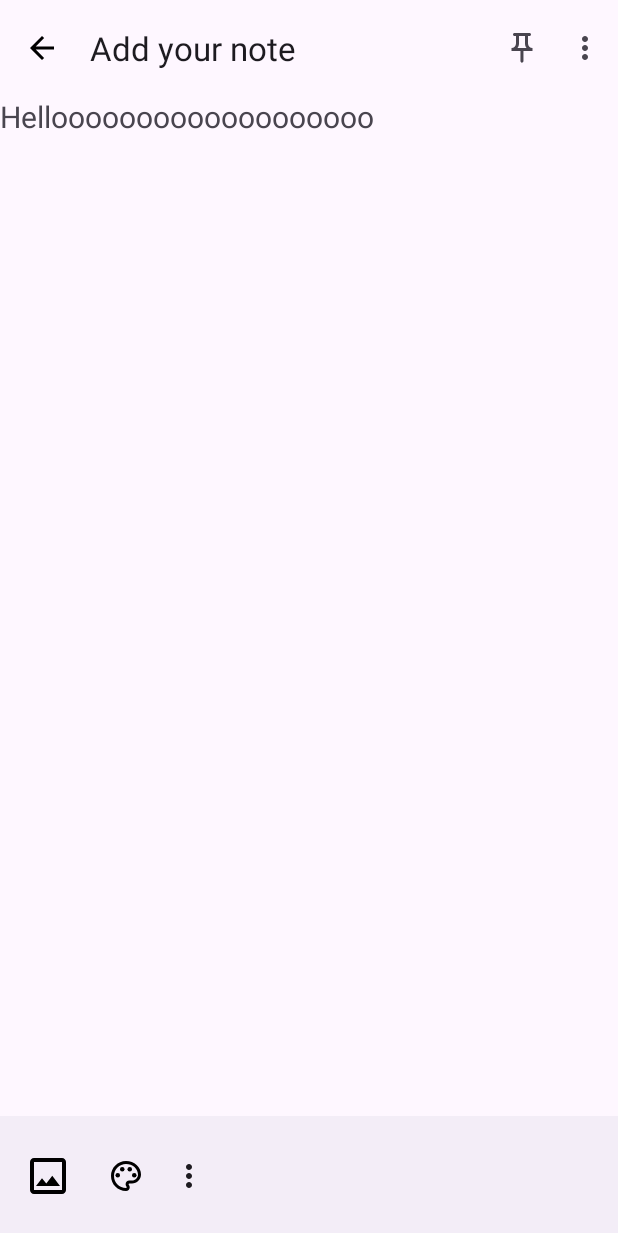
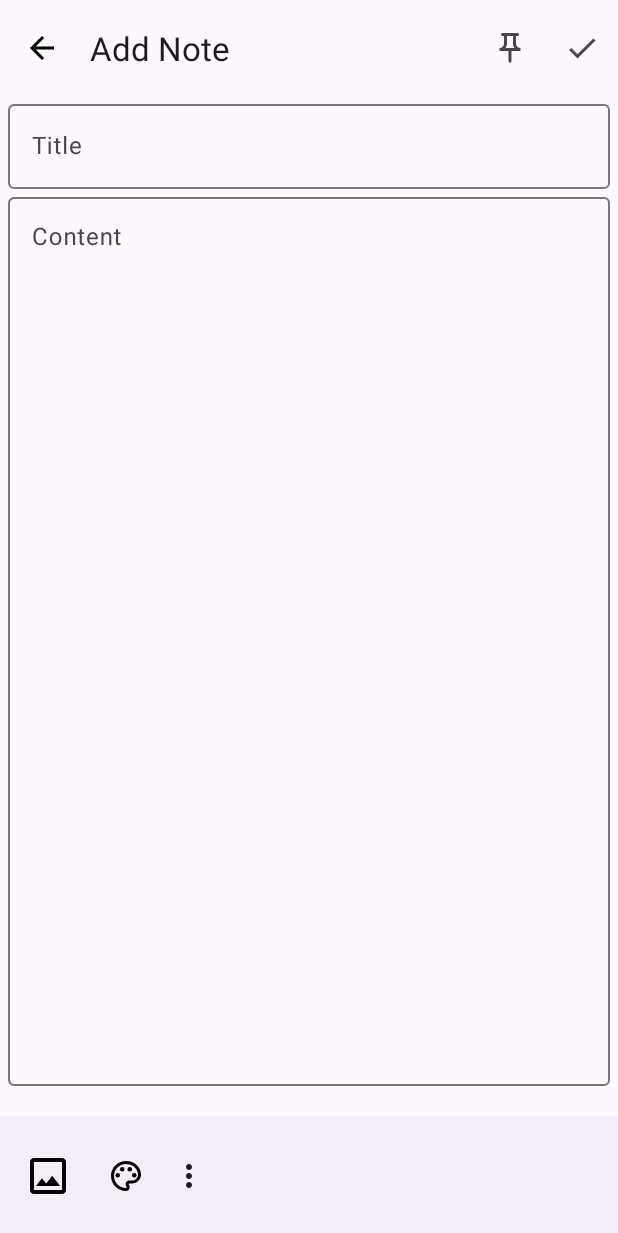
Before and after one commit to HienDao14/NoteApp, an Android app: the screen it shows after launch (MainActivity), after a tap on an icon or button, on a phone screen of 412 x 824 dp. Shown: the top 1233 px of the screen. Run offline under Robolectric (Android 15) with nearby library versions, the phone set to English and light mode, and no system bars; our stand-ins replace Room's generated code.

Commit message:
Add and update note feature

```diff
--- a/app/src/main/AndroidManifest.xml
+++ b/app/src/main/AndroidManifest.xml
@@ -3,6 +3,7 @@
     xmlns:tools="http://schemas.android.com/tools">
 
     <application
+        android:name=".database.NoteApplication"
         android:allowBackup="true"
         android:dataExtractionRules="@xml/data_extraction_rules"
         android:fullBackupContent="@xml/backup_rules"
--- /dev/null
+++ b/app/src/main/java/com/example/notesapp/dao/NoteDao.kt
@@ -0,0 +1,26 @@
+package com.example.notesapp.dao
+
+import androidx.room.Dao
+import androidx.room.Delete
+import androidx.room.Query
+import androidx.room.Upsert
+import com.example.notesapp.entities.Note
+import kotlinx.coroutines.flow.Flow
+
+@Dao
+interface NoteDao {
+
+    @Query("SELECT * FROM notes")
+    fun getAllNotes() : Flow<List<Note>>
+
+    @Query("SELECT * FROM notes WHERE id=:id")
+    fun getNoteById(id: Int): Flow<Note>
+    @Upsert
+    suspend fun upsertNote(note: Note)
+
+    @Delete
+    suspend fun deleteNote(note: Note)
+
+    @Query("DELETE FROM notes  WHERE id = :id")
+    suspend fun deleteNoteById(id: Int)
+}
--- /dev/null
+++ b/app/src/main/java/com/example/notesapp/database/NoteApplication.kt
@@ -0,0 +1,9 @@
+package com.example.notesapp.database
+
+import android.app.Application
+
+class NoteApplication: Application() {
+    val databse : NoteDatabase by lazy {
+        NoteDatabase.getDatabase(this)
+    }
+}
--- /dev/null
+++ b/app/src/main/java/com/example/notesapp/database/NoteDatabase.kt
@@ -0,0 +1,31 @@
+package com.example.notesapp.database
+
+import android.content.Context
+import androidx.room.Database
+import androidx.room.Room
+import androidx.room.RoomDatabase
+import com.example.notesapp.dao.NoteDao
+import com.example.notesapp.entities.Note
+
+@Database(entities = [Note::class], version = 3)
+abstract class NoteDatabase: RoomDatabase() {
+    abstract fun noteDao(): NoteDao
+
+    companion object{
+        @Volatile
+        private var INSTANCE: NoteDatabase ?= null
+        fun getDatabase(context: Context): NoteDatabase{
+            return INSTANCE ?: synchronized(this){
+                val instance = Room.databaseBuilder(
+                    context.applicationContext,
+                    NoteDatabase::class.java,
+                    "note_database"
+                )
+                    .fallbackToDestructiveMigration()
+                    .build()
+                INSTANCE = instance
+                return instance
+            }
+        }
+    }
+}
--- a/app/src/main/java/com/example/notesapp/ui/fragment/HomeFragment.kt
+++ b/app/src/main/java/com/example/notesapp/ui/fragment/HomeFragment.kt
@@ -5,33 +5,25 @@ import androidx.fragment.app.Fragment
 import android.view.LayoutInflater
 import android.view.View
 import android.view.ViewGroup
+import androidx.fragment.app.activityViewModels
 import androidx.navigation.fragment.findNavController
+import androidx.recyclerview.widget.GridLayoutManager
+import androidx.recyclerview.widget.LinearLayoutManager
+import androidx.recyclerview.widget.StaggeredGridLayoutManager
 import com.example.notesapp.R
+import com.example.notesapp.adapter.NoteAdapter
+import com.example.notesapp.database.NoteApplication
 import com.example.notesapp.databinding.FragmentHomeBinding
+import com.example.notesapp.viewModel.NoteViewModel
+import com.example.notesapp.viewModel.NoteViewModelFactory
 
-// TODO: Rename parameter arguments, choose names that match
-// the fragment initialization parameters, e.g. ARG_ITEM_NUMBER
-private const val ARG_PARAM1 = "param1"
-private const val ARG_PARAM2 = "param2"
 
-/**
- * A simple [Fragment] subclass.
- * Use the [HomeFragment.newInstance] factory method to
- * create an instance of this fragment.
- */
 class HomeFragment : Fragment() {
     private lateinit var binding: FragmentHomeBinding
-
-    // TODO: Rename and change types of parameters
-    private var param1: String? = null
-    private var param2: String? = null
-
-    override fun onCreate(savedInstanceState: Bundle?) {
-        super.onCreate(savedInstanceState)
-        arguments?.let {
-            param1 = it.getString(ARG_PARAM1)
-            param2 = it.getString(ARG_PARAM2)
-        }
+    private val viewModel: NoteViewModel by activityViewModels {
+        NoteViewModelFactory(
+            (activity?.application as NoteApplication).databse.noteDao()
+        )
     }
 
     override fun onCreateView(
@@ -46,27 +38,19 @@ class HomeFragment : Fragment() {
     override fun onViewCreated(view: View, savedInstanceState: Bundle?) {
         super.onViewCreated(view, savedInstanceState)
         binding.fab.setOnClickListener {
-            findNavController().navigate(R.id.action_homeFragment_to_noteFragment)
+            val action = HomeFragmentDirections.actionHomeFragmentToNoteFragment(-1, "Add Note")
+            findNavController().navigate(action)
+        }
+        val adapter = NoteAdapter{
+            val action = HomeFragmentDirections.actionHomeFragmentToNoteFragment(it.id, "Update Note")
+            findNavController().navigate(action)
+        }
+
+        binding.rvNotes.adapter = adapter
+        viewModel.allNotes.observe(viewLifecycleOwner){notes ->
+            notes.let {
+                adapter.submitList(it)
+            }
         }
     }
-
-    companion object {
-        /**
-         * Use this factory method to create a new instance of
-         * this fragment using the provided parameters.
-         *
-         * @param param1 Parameter 1.
-         * @param param2 Parameter 2.
-         * @return A new instance of fragment HomeFragment.
-         */
-        // TODO: Rename and change types and number of parameters
-        @JvmStatic
-        fun newInstance(param1: String, param2: String) =
-            HomeFragment().apply {
-                arguments = Bundle().apply {
-                    putString(ARG_PARAM1, param1)
-                    putString(ARG_PARAM2, param2)
-                }
-            }
-    }
 }
--- a/app/src/main/java/com/example/notesapp/ui/fragment/NoteFragment.kt
+++ b/app/src/main/java/com/example/notesapp/ui/fragment/NoteFragment.kt
@@ -5,56 +5,148 @@ import androidx.fragment.app.Fragment
 import android.view.LayoutInflater
 import android.view.View
 import android.view.ViewGroup
+import android.widget.TextView
+import androidx.fragment.app.activityViewModels
+import androidx.navigation.fragment.findNavController
 import com.example.notesapp.R
+import androidx.navigation.fragment.navArgs
+import com.example.notesapp.database.NoteApplication
+import com.example.notesapp.databinding.FragmentNoteBinding
+import com.example.notesapp.entities.Note
+import com.example.notesapp.viewModel.NoteViewModel
+import com.example.notesapp.viewModel.NoteViewModelFactory
+import com.google.android.material.dialog.MaterialAlertDialogBuilder
+import com.google.android.material.snackbar.Snackbar
 
-// TODO: Rename parameter arguments, choose names that match
-// the fragment initialization parameters, e.g. ARG_ITEM_NUMBER
-private const val ARG_PARAM1 = "param1"
-private const val ARG_PARAM2 = "param2"
 
-/**
- * A simple [Fragment] subclass.
- * Use the [NoteFragment.newInstance] factory method to
- * create an instance of this fragment.
- */
 class NoteFragment : Fragment() {
-    // TODO: Rename and change types of parameters
-    private var param1: String? = null
-    private var param2: String? = null
-
-    override fun onCreate(savedInstanceState: Bundle?) {
-        super.onCreate(savedInstanceState)
-        arguments?.let {
-            param1 = it.getString(ARG_PARAM1)
-            param2 = it.getString(ARG_PARAM2)
-        }
+    private lateinit var binding: FragmentNoteBinding
+    private val navArgs: NoteFragmentArgs by navArgs()
+    private var title : String = ""
+    lateinit var note: Note
+    private val viewModel: NoteViewModel by activityViewModels {
+        NoteViewModelFactory(
+            (activity?.application as NoteApplication).databse.noteDao()
+        )
     }
-
     override fun onCreateView(
         inflater: LayoutInflater, container: ViewGroup?,
         savedInstanceState: Bundle?
     ): View? {
         // Inflate the layout for this fragment
-        return inflater.inflate(R.layout.fragment_note, container, false)
+        binding = FragmentNoteBinding.inflate(inflater, container, false)
+        topBarMenuItemClick()
+        bottomBarMenuItemClick()
+        return binding.root
     }
 
-    companion object {
-        /**
-         * Use this factory method to create a new instance of
-         * this fragment using the provided parameters.
-         *
-         * @param param1 Parameter 1.
-         * @param param2 Parameter 2.
-         * @return A new instance of fragment NoteFragment.
-         */
-        // TODO: Rename and change types and number of parameters
-        @JvmStatic
-        fun newInstance(param1: String, param2: String) =
-            NoteFragment().apply {
-                arguments = Bundle().apply {
-                    putString(ARG_PARAM1, param1)
-                    putString(ARG_PARAM2, param2)
+    override fun onViewCreated(view: View, savedInstanceState: Bundle?) {
+        super.onViewCreated(view, savedInstanceState)
+        val id = navArgs.id
+        title = navArgs.title
+        binding.detailTopAppBar.setTitle(title)
+        if(id != -1){
+            bindItem(id)
+        }
+    }
+
+    private fun bindItem(id: Int) {
+        viewModel.retrieveItem(id).observe(viewLifecycleOwner){note ->
+            this.note = note
+            bindTextView()
+        }
+    }
+
+    private fun bindTextView() {
+        binding.apply {
+            noteTitle.setText(note.title, TextView.BufferType.SPANNABLE)
+            noteDetail.setText(note.content, TextView.BufferType.SPANNABLE)
+        }
+    }
+
+    private fun topBarMenuItemClick(){
+        binding.detailTopAppBar.setNavigationOnClickListener {
+            findNavController().navigate(R.id.action_noteFragment_to_homeFragment)
+        }
+
+        binding.detailTopAppBar.setOnMenuItemClickListener { item->
+            when(item.itemId){
+                R.id.detail_done -> {
+                    if(title == "Add Note"){
+                        addNewItem()
+                    } else {
+                        updateItem()
+                    }
+
+                    true
                 }
+                else -> false
             }
+        }
+    }
+
+    private fun updateItem() {
+        if (isEntryValid()) {
+            viewModel.updateItem(
+                note.id,
+                binding.noteTitle.text.toString(),
+                binding.noteDetail.text.toString()
+            )
+        }
+        findNavController().navigate(R.id.action_noteFragment_to_homeFragment)
+    }
+
+    private fun bottomBarMenuItemClick(){
+        binding.bottomAppBar.setOnMenuItemClickListener {item ->
+            when(item.itemId){
+                R.id.detail_delete -> {
+                    if(isEntryValid()){
+                        showConfirmationDialog()
+                    } else
+                        Snackbar.make(requireView(), R.string.snackbar_none, Snackbar.LENGTH_SHORT)
+                        .show()
+                    true
+                }
+                else -> false
+            }
+        }
+    }
+
+    private fun deleteItem(item: Note) {
+
+        viewModel.deleteItem(item)
+        val action = NoteFragmentDirections.actionNoteFragmentToHomeFragment()
+        findNavController().navigate(action)
+    }
+
+    private fun showConfirmationDialog() {
+        MaterialAlertDialogBuilder(requireContext())
+            .setTitle(getString(android.R.string.dialog_alert_title))
+            .setMessage(getString(R.string.delete_question))
+            .setCancelable(false)
+            .setNegativeButton(getString(R.string.no)) { _, _ -> }
+            .setPositiveButton(getString(R.string.yes)) { _, _ ->
+                Snackbar.make(requireView(), R.string.snackbar_done, Snackbar.LENGTH_SHORT)
+                    .show()
+                deleteItem(note)
+            }
+            .show()
+    }
+
+    private fun addNewItem() {
+        if(isEntryValid()){
+            viewModel.addNewItem(
+                binding.noteTitle.text.toString(),
+                binding.noteDetail.text.toString()
+            )
+            findNavController().navigate(R.id.action_noteFragment_to_homeFragment)
+        }
+    }
+
+    private fun isEntryValid() : Boolean{
+        return viewModel.isEntryValid(
+            binding.noteTitle.text.toString(),
+            binding.noteDetail.text.toString()
+        )
     }
 }
--- /dev/null
+++ b/app/src/main/java/com/example/notesapp/viewModel/NoteViewModel.kt
@@ -0,0 +1,64 @@
+package com.example.notesapp.viewModel
+
+import androidx.lifecycle.LiveData
+import androidx.lifecycle.ViewModel
+import androidx.lifecycle.ViewModelProvider
+import androidx.lifecycle.asLiveData
+import androidx.lifecycle.viewModelScope
+import com.example.notesapp.dao.NoteDao
+import com.example.notesapp.entities.Note
+import kotlinx.coroutines.launch
+
+class NoteViewModel(private val dao: NoteDao): ViewModel() {
+    val allNotes: LiveData<List<Note>> = dao.getAllNotes().asLiveData()
+    private fun upsertNote(note: Note){
+        viewModelScope.launch {
+            dao.upsertNote(note)
+        }
+    }
+
+    fun isEntryValid(title: String, detail: String): Boolean{
+        if(title.isBlank() && detail.isBlank()){
+            return false
+        }
+        return true
+    }
+
+    private fun getUpdatedItemEntry(id: Int, title: String, detail: String): Note{
+        return Note(id, title, detail)
+    }
+
+    fun updateItem(id: Int, title: String, detail: String){
+        val updatedItem = getUpdatedItemEntry(id, title, detail)
+        upsertNote(updatedItem)
+    }
+
+    fun addNewItem(title: String, detail:String){
+        val newItem = getNewEntryItem(title, detail)
+        upsertNote(newItem)
+    }
+
+    private fun getNewEntryItem(title: String, detail: String) : Note{
+        return Note(title = title, content = detail)
+    }
+
+    fun deleteItem(note: Note){
+        viewModelScope.launch {
+            dao.deleteNote(note)
+        }
+    }
+
+    fun retrieveItem(id: Int): LiveData<Note>{
+        return dao.getNoteById(id).asLiveData()
+    }
+}
+
+class NoteViewModelFactory(private val dao: NoteDao): ViewModelProvider.Factory{
+    override fun <T : ViewModel> create(modelClass: Class<T>): T {
+        if(modelClass.isAssignableFrom(NoteViewModel::class.java)){
+            @Suppress("UNCHECK_CAST")
+            return NoteViewModel(dao) as T
+        }
+        throw IllegalArgumentException("Unknown")
+    }
+}
--- a/app/src/main/res/layout/fragment_note.xml
+++ b/app/src/main/res/layout/fragment_note.xml
@@ -15,6 +15,7 @@
         app:layout_constraintEnd_toEndOf="parent">
 
         <com.google.android.material.appbar.MaterialToolbar
+            android:id="@+id/detail_top_app_bar"
             android:layout_width="match_parent"
             android:layout_height="wrap_content"
             android:minHeight="?attr/actionBarSize"
@@ -23,22 +24,44 @@
             app:menu="@menu/note_detail_menu"/>
     </com.google.android.material.appbar.AppBarLayout>
 
-    <LinearLayout
-        android:id="@+id/content_layout"
-        android:layout_width="match_parent"
-        android:layout_height="wrap_content"
-        android:paddingBottom="100dp"
-        app:layout_constraintStart_toStartOf="parent"
-        app:layout_constraintEnd_toEndOf="parent"
-        app:layout_constraintTop_toBottomOf="@id/detail_app_bar_layout"
-        android:orientation="vertical">
+       <LinearLayout
+           android:layout_width="match_parent"
+           android:layout_height="0dp"
+           android:orientation="vertical"
+           android:paddingBottom="100dp"
+           android:layout_marginHorizontal="5dp"
+           app:layout_constraintTop_toBottomOf="@id/detail_app_bar_layout"
+           app:layout_constraintBottom_toBottomOf="parent"
+           app:layout_constraintStart_toStartOf="parent"
+           app:layout_constraintEnd_toEndOf="parent">
 
-        <TextView
-            android:layout_width="match_parent"
-            android:layout_height="wrap_content"
-            android:text="Hellooooooooooooooooooo"
-            android:textSize="20sp"/>
-    </LinearLayout>
+           <com.google.android.material.textfield.TextInputLayout
+               android:layout_width="match_parent"
+               android:layout_height="wrap_content"
+               android:hint="Title">
+
+               <com.google.android.material.textfield.TextInputEditText
+                   android:id="@+id/note_title"
+                   android:layout_width="match_parent"
+                   android:layout_height="wrap_content"/>
+           </com.google.android.material.textfield.TextInputLayout>
+
+           <com.google.android.material.textfield.TextInputLayout
+               android:layout_width="match_parent"
+               android:layout_height="match_parent"
+               android:hint="Content">
+
+               <com.google.android.material.textfield.TextInputEditText
+                   android:id="@+id/note_detail"
+                   android:layout_width="match_parent"
+                   android:layout_height="match_parent"
+                   android:gravity="top"
+                   />
+           </com.google.android.material.textfield.TextInputLayout>
+
+       </LinearLayout>
+
+
     <androidx.coordinatorlayout.widget.CoordinatorLayout
         android:id="@+id/bottom_layout"
         android:layout_width="match_parent"
--- a/app/src/main/res/menu/detail_bottom_menu.xml
+++ b/app/src/main/res/menu/detail_bottom_menu.xml
@@ -12,14 +12,19 @@
         android:icon="@drawable/ic_color"
         app:showAsAction="ifRoom"/>
 
-    <item android:title="@string/delete"
+    <item android:id="@+id/menu_id"
+        android:title="More">
+        <menu>
+            <item
                 android:icon="@drawable/ic_delete"
-        app:showAsAction="ifRoom"
+                android:title="@string/delete"
                 android:id="@+id/detail_delete"/>
 
             <item android:title="@string/share"
                 android:icon="@drawable/ic_share"
                 app:showAsAction="withText"
                 android:id="@+id/detail_share"/>
+        </menu>
+    </item>
 
 </menu>
--- a/app/src/main/res/menu/note_detail_menu.xml
+++ b/app/src/main/res/menu/note_detail_menu.xml
@@ -10,6 +10,6 @@
         android:id="@+id/detail_done"
         android:icon="@drawable/ic_done"
         android:title="Done"
-        app:showAsAction="withText"/>
+        app:showAsAction="ifRoom"/>
 
 </menu>
--- a/app/src/main/res/navigation/nav_graph.xml
+++ b/app/src/main/res/navigation/nav_graph.xml
@@ -18,5 +18,15 @@
         android:id="@+id/noteFragment"
         android:name="com.example.notesapp.ui.fragment.NoteFragment"
         android:label="fragment_note"
-        tools:layout="@layout/fragment_note" />
+        tools:layout="@layout/fragment_note" >
+        <action
+            android:id="@+id/action_noteFragment_to_homeFragment"
+            app:destination="@id/homeFragment" />
+        <argument
+            android:name="id"
+            app:argType="integer" />
+        <argument
+            android:name="title"
+            app:argType="string" />
+    </fragment>
 </navigation>
--- a/app/src/main/res/values/strings.xml
+++ b/app/src/main/res/values/strings.xml
@@ -10,4 +10,9 @@
     <string name="time">Đã chỉnh sửa 13:07</string>
     <string name="delete">Xóa</string>
     <string name="share">Gửi</string>
+    <string name="delete_question">Do you want to delete this note?</string>
+    <string name="no">No</string>
+    <string name="yes">Yes</string>
+    <string name="snackbar_none">There is no note to delete</string>
+    <string name="snackbar_done">Successfully deleted!!!</string>
 </resources>
```
Also changed, not shown: app/build.gradle.kts (+19 -0 lines), app/src/main/java/com/example/notesapp/adapter/NoteAdapter.kt (added, +51 -0 lines), app/src/main/java/com/example/notesapp/entities/Note.kt (added, +23 -0 lines), app/src/main/res/layout/fragment_home.xml (+7 -3 lines), app/src/main/res/layout/note_item.xml (renamed from app/src/main/res/layout/rv_item.xml, +6 -3 lines), build.gradle.kts (+14 -0 lines). Lines whose indentation alone changed are shown as unchanged.
